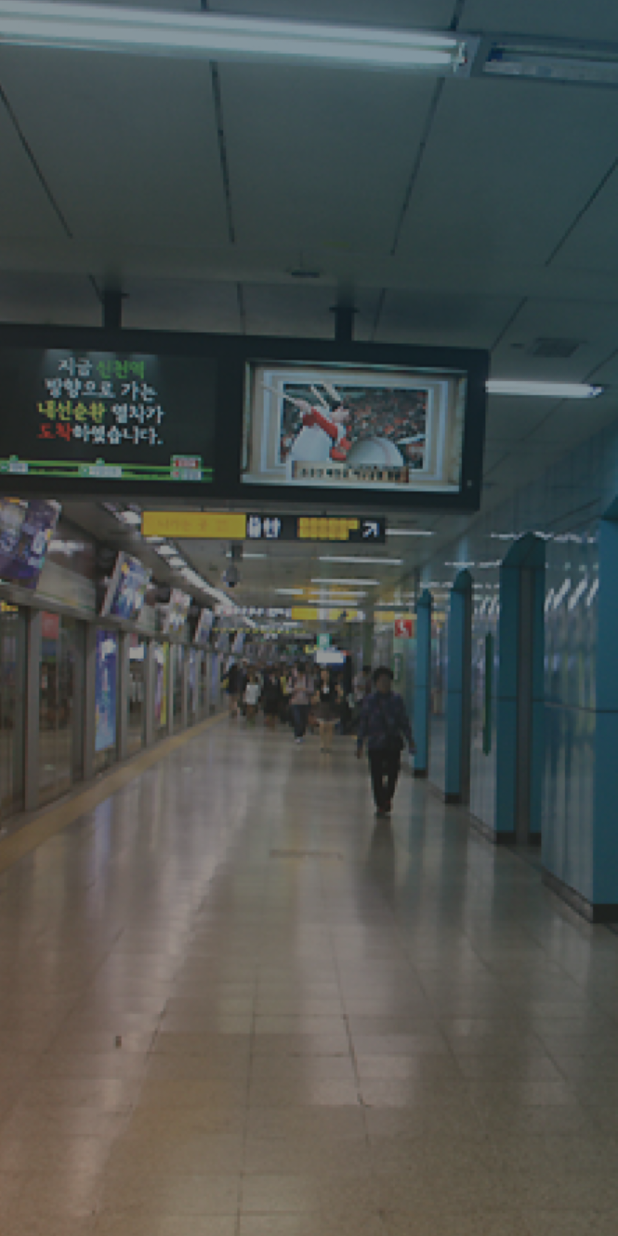
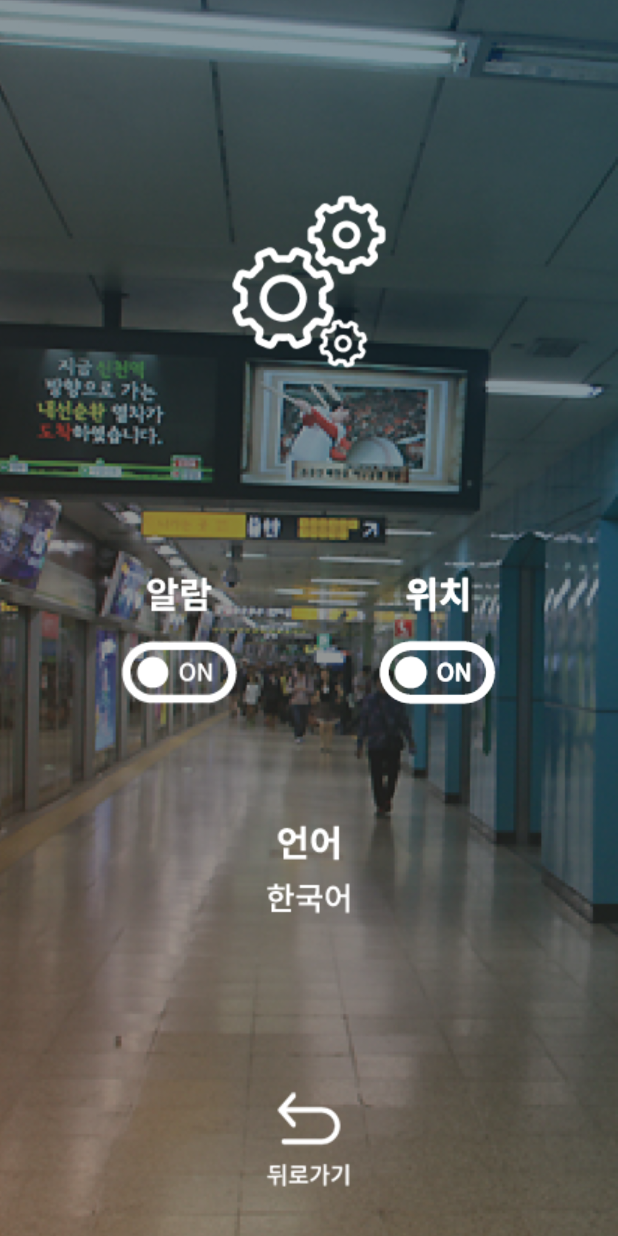
Before and after one commit to piporica/chompoNeedGraduate, an Android app: the SettingActivity screen opened directly, with no data from a screen before it, on a phone screen of 412 x 824 dp. Run offline under Robolectric (Android 15) with nearby library versions, the phone set to English and light mode, and no system bars.

Commit message:
setting activity comp

```diff
--- a/app/src/main/java/com/example/chompopo/MainActivity.java
+++ b/app/src/main/java/com/example/chompopo/MainActivity.java
@@ -41,6 +41,7 @@ public class MainActivity extends AppCompatActivity {
                 Intent intent = new Intent(
                         getApplicationContext(),
                         SettingActivity.class);
+                intent.putExtra("station", station);
                 startActivity(intent);
             }
         });
@@ -64,7 +65,6 @@ public class MainActivity extends AppCompatActivity {
         {
             iv.setImageResource(R.drawable.newkh);
         }
-
     }
 
 }
--- a/app/src/main/java/com/example/chompopo/SettingActivity.java
+++ b/app/src/main/java/com/example/chompopo/SettingActivity.java
@@ -1,12 +1,30 @@
 package com.example.chompopo;
 
+import android.content.Intent;
 import android.os.Bundle;
+import android.view.View;
+import android.widget.ImageButton;
+
 import androidx.appcompat.app.AppCompatActivity;
 
 public class SettingActivity extends AppCompatActivity {
+
+    String station;
     @Override
     public void onCreate(Bundle savedInstanceState){
         super.onCreate(savedInstanceState);
         setContentView(R.layout.setting_layout);
+
+        Intent intent = getIntent();
+        station = intent.getStringExtra("station");
+        findViewById(R.id.set_back).setOnClickListener(new View.OnClickListener() {
+            @Override
+            public void onClick(View v) {
+                Intent intent = new Intent(
+                        getApplicationContext(),MainActivity.class);
+                intent.putExtra("station", station);
+                startActivity(intent);
+            }
+        });
     }
 }
--- a/app/src/main/java/com/example/chompopo/mapActivity.java
+++ b/app/src/main/java/com/example/chompopo/mapActivity.java
@@ -102,7 +102,8 @@ public class mapActivity extends AppCompatActivity  {
                 Intent intent = new Intent(
                         getApplicationContext(),
                         MainActivity.class);
-                intent.putExtra("station","nkh");
+                if(mode == OFF) station = "nkh";
+                intent.putExtra("station",station);
                 startActivity(intent);
             }
         });
@@ -223,13 +224,6 @@ public class mapActivity extends AppCompatActivity  {
         return 1;
     }
 
-    //드래그 이동 + 확대 + 가능하다면 더블탭 확대
-
-
-    private void surviveBtns(MotionEvent event)
-    {
-
-    }
 }
 
 //신금호-비율로 짜야 정확함
--- a/app/src/main/res/layout/setting_layout.xml
+++ b/app/src/main/res/layout/setting_layout.xml
@@ -1,6 +1,7 @@
 <?xml version="1.0" encoding="utf-8"?>
 <FrameLayout xmlns:android="http://schemas.android.com/apk/res/android"
     xmlns:app="http://schemas.android.com/apk/res-auto"
+    xmlns:tools="http://schemas.android.com/tools"
     android:orientation="vertical" android:layout_width="match_parent"
     android:layout_height="match_parent">
 
@@ -11,4 +12,66 @@
         android:scaleType="centerCrop"
         app:srcCompat="@drawable/main_bg" />
 
+    <ImageView
+        android:id="@+id/imageView2"
+        android:layout_width="wrap_content"
+        android:layout_height="wrap_content"
+        app:srcCompat="@drawable/setting_top" />
+
+    <androidx.constraintlayout.widget.ConstraintLayout
+        android:layout_width="match_parent"
+        android:layout_height="match_parent">
+
+        <ImageButton
+            android:id="@+id/notice"
+            android:layout_width="wrap_content"
+            android:layout_height="wrap_content"
+            android:layout_marginTop="30dp"
+            android:layout_marginEnd="10dp"
+            android:layout_marginRight="10dp"
+            android:background="@android:color/transparent"
+            app:layout_constraintBottom_toBottomOf="parent"
+            app:layout_constraintEnd_toStartOf="@id/posbtn"
+            app:layout_constraintHorizontal_chainStyle="spread"
+            app:layout_constraintStart_toStartOf="parent"
+            app:layout_constraintTop_toTopOf="parent"
+            app:srcCompat="@drawable/notice" />
+
+        <ImageButton
+            android:id="@+id/posbtn"
+            android:layout_width="wrap_content"
+            android:layout_height="wrap_content"
+            android:layout_marginTop="30dp"
+            android:background="@drawable/pos"
+            android:scaleType="fitXY"
+            app:layout_constraintBottom_toBottomOf="parent"
+            app:layout_constraintEnd_toEndOf="parent"
+            app:layout_constraintStart_toEndOf="@id/notice"
+            app:layout_constraintTop_toTopOf="parent"
+            app:srcCompat="@drawable/pos" />
+
+        <ImageButton
+            android:id="@+id/set_korean"
+            android:layout_width="wrap_content"
+            android:layout_height="wrap_content"
+            android:layout_marginBottom="40dp"
+            android:background="@android:color/transparent"
+            app:layout_constraintBottom_toTopOf="@+id/set_back"
+            app:layout_constraintEnd_toEndOf="parent"
+            app:layout_constraintStart_toStartOf="parent"
+            app:layout_constraintTop_toBottomOf="@+id/notice"
+            app:srcCompat="@drawable/kor" />
+
+        <ImageButton
+            android:id="@+id/set_back"
+            android:layout_width="wrap_content"
+            android:layout_height="wrap_content"
+            android:layout_marginBottom="30dp"
+            android:background="@android:color/transparent"
+            app:layout_constraintBottom_toBottomOf="parent"
+            app:layout_constraintEnd_toEndOf="parent"
+            app:layout_constraintStart_toStartOf="parent"
+            app:srcCompat="@drawable/map_back_btn" />
+    </androidx.constraintlayout.widget.ConstraintLayout>
+
 </FrameLayout>
--- a/app/src/main/res/layout/setting_music_layout.xml
+++ b/app/src/main/res/layout/setting_music_layout.xml
@@ -1,6 +1,6 @@
 <?xml version="1.0" encoding="utf-8"?>
-<LinearLayout xmlns:android="http://schemas.android.com/apk/res/android"
+<FrameLayout xmlns:android="http://schemas.android.com/apk/res/android"
     android:orientation="vertical" android:layout_width="match_parent"
     android:layout_height="match_parent">
 
-</LinearLayout>
+</FrameLayout>
```
Also changed, not shown: app/src/main/res/drawable/kor.png (added), app/src/main/res/drawable/notice.png (added), app/src/main/res/drawable/pos.png (added), app/src/main/res/drawable/setting_top.png (added).
